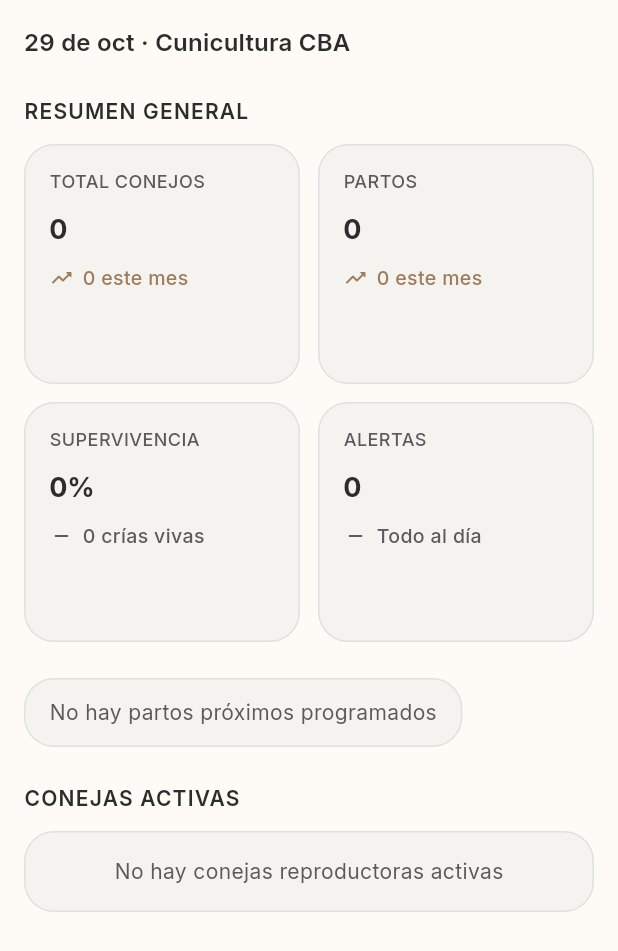
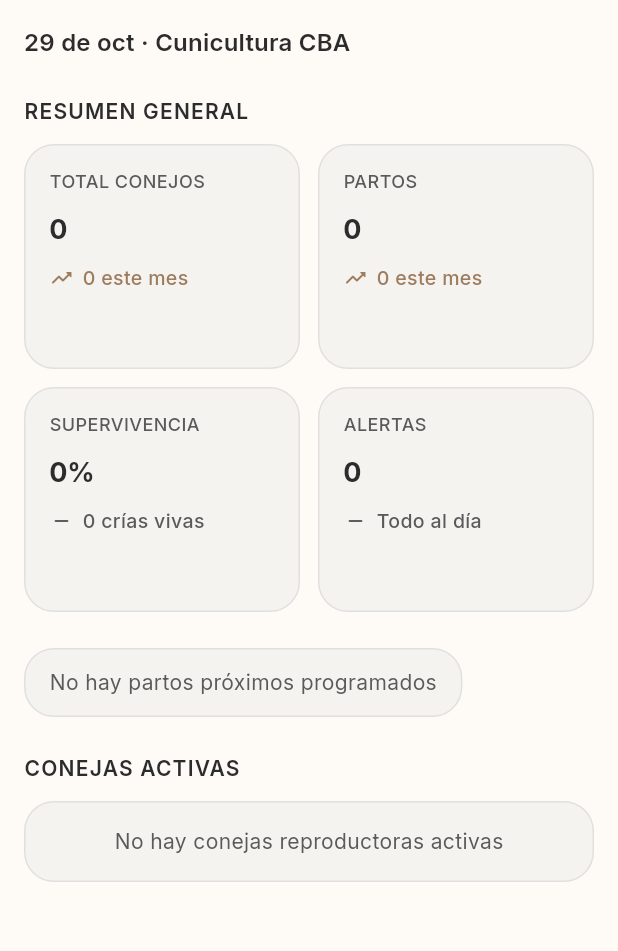
Before and after one commit to Sara-AprendizCBA/Cunitech, a Flutter app: the DashboardScreen screen opened directly, on a phone screen of 412 x 824 dp. Shown: the top 951 px of the screen. Run offline on Flutter 3.47's test engine with Material 3 defaults, Android fonts, the phone set to English and light mode, and no system bars; drawn by our look-alikes of flutter_animate; our stand-ins replace fl_chart, flutter_local_notifications, flutter_tts, get, google_fonts, image_picker and 7 more; missing offline and left inert: dart:html; accounts and stored records are empty; network calls fail.

Commit message:
error borde

```diff
--- a/lib/screens/dashboard/dashboard_screen.dart
+++ b/lib/screens/dashboard/dashboard_screen.dart
@@ -126,11 +126,15 @@ class _DashboardScreenState extends State<DashboardScreen>
     return GridView.builder(
       shrinkWrap: true,
       physics: const NeverScrollableScrollPhysics(),
+      // CORRECCIÓN: se usa mainAxisExtent (altura fija en píxeles) en lugar
+      // de childAspectRatio, para que la tarjeta nunca quede más baja que su
+      // contenido y no aparezca el aviso "BOTTOM OVERFLOWED BY 19 PIXELS".
+      // Si todavía se desborda, súbelo de 10 en 10 (por ejemplo 160 / 180).
       gridDelegate: SliverGridDelegateWithFixedCrossAxisCount(
         crossAxisCount: isMobile ? 2 : 4,
         mainAxisSpacing: isMobile ? 12 : 20,
         crossAxisSpacing: isMobile ? 12 : 20,
-        childAspectRatio: isMobile ? 1.15 : 1.85,
+        mainAxisExtent: isMobile ? 150 : 170,
       ),
       itemCount: 4,
       itemBuilder: (_, i) {
```
Also changed, not shown: pubspec.lock.
